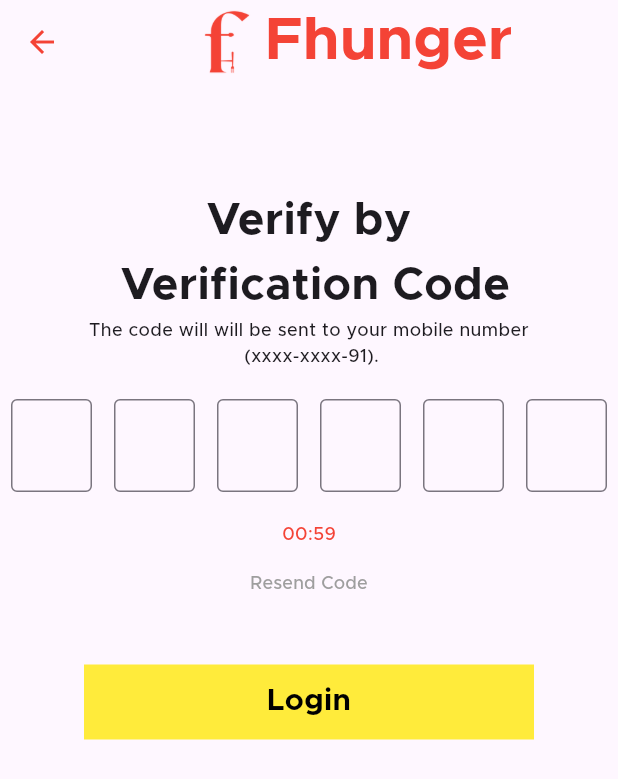
After one commit to Tanmaykushwaha01/food-delivery-app-using-flutter, a Flutter app: the OTPview screen opened directly, on a phone screen of 412 x 824 dp. The commit adds this screen. Shown: the top 779 px of the screen. Run offline on Flutter 3.47's test engine with Material 3 defaults, Android fonts, the phone set to English and light mode, and no system bars.

Commit message:
Created OTP verification page

```diff
--- a/lib/view/login/forget-password-view.dart
+++ b/lib/view/login/forget-password-view.dart
@@ -1,16 +1,16 @@
-import 'package:fhunger/view/login/login-view.dart';
+import 'package:fhunger/view/login/otp-view.dart';
 import 'package:flutter/material.dart';
 
 import '../../common-widgets/rectangle-button.dart';
 
-class ResetPassword extends StatefulWidget {
-  const ResetPassword({super.key});
+class ForgetPassword extends StatefulWidget {
+  const ForgetPassword({super.key});
 
   @override
-  State<ResetPassword> createState() => _ResetPasswordState();
+  State<ForgetPassword> createState() => _ForgetPasswordState();
 }
 
-class _ResetPasswordState extends State<ResetPassword> {
+class _ForgetPasswordState extends State<ForgetPassword> {
   int _groupValue = 0;
   bool _verificationBtn = false;
   final _textEmail = TextEditingController();
@@ -145,7 +145,7 @@ class _ResetPasswordState extends State<ResetPassword> {
     Navigator.push(
         context,
         MaterialPageRoute(
-          builder: (context) => const LoginView(),
+          builder: (context) => const OTPview(),
         ));
   }
 }
--- a/lib/view/login/login-view.dart
+++ b/lib/view/login/login-view.dart
@@ -82,7 +82,7 @@ class _LoginViewState extends State<LoginView> {
                       Navigator.push(
                           context,
                           MaterialPageRoute(
-                              builder: (context) => const ResetPassword()));
+                              builder: (context) => const ForgetPassword()));
                     },
                     child: const Text(
                       'Forgot Password?',
--- /dev/null
+++ b/lib/view/login/otp-view.dart
@@ -0,0 +1,150 @@
+import 'package:fhunger/view/login/forget-password-view.dart';
+import 'package:flutter/material.dart';
+import 'package:flutter/services.dart';
+
+import '../../common-widgets/rectangle-button.dart';
+
+class OTPview extends StatefulWidget {
+  const OTPview({super.key});
+  @override
+  State<OTPview> createState() => _OTPviewState();
+}
+
+class _OTPviewState extends State<OTPview> {
+  final bool _signUp = false;
+  @override
+  Widget build(BuildContext context) {
+    return Scaffold(
+      appBar: AppBar(
+        elevation: 0,
+        title: Row(
+          mainAxisAlignment: MainAxisAlignment.center,
+          children: [
+            // const SizedBox(
+            //   height: 64,
+            // ),
+            Image.asset(
+              'assets/images/logo.png',
+              color: Colors.red,
+              height: 50,
+            ),
+            const Text(
+              'Fhunger',
+              style: TextStyle(
+                fontSize: 40,
+                fontWeight: FontWeight.w700,
+                color: Colors.red,
+              ),
+            )
+          ],
+        ),
+        foregroundColor: Colors.red,
+        backgroundColor: Colors.transparent,
+      ),
+      body: Column(
+        children: [
+          const SizedBox(
+            height: 70,
+          ),
+          const Text(
+            textAlign: TextAlign.center,
+            'Verify by \n Verification Code',
+            style: TextStyle(fontSize: 30, fontWeight: FontWeight.w600),
+          ),
+          const Text(
+            textAlign: TextAlign.center,
+            "The code will will be sent to your mobile number \n (xxxx-xxxx-91).",
+            style: TextStyle(
+              fontSize: 12,
+              fontWeight: FontWeight.w500,
+            ),
+          ),
+          const SizedBox(
+            height: 20,
+          ),
+          Form(
+            child: Row(
+              mainAxisAlignment: MainAxisAlignment.spaceAround,
+              children: [
+                _otpInput(),
+                _otpInput(),
+                _otpInput(),
+                _otpInput(),
+                _otpInput(),
+                _otpInput(),
+              ],
+            ),
+          ),
+          const SizedBox(
+            height: 20,
+          ),
+          const Text(
+            '00:59',
+            style: TextStyle(
+              fontSize: 12,
+              color: Colors.red,
+              fontWeight: FontWeight.w500,
+            ),
+          ),
+          TextButton(
+              onPressed: () {},
+              child: const Text(
+                "Resend Code",
+                style: TextStyle(
+                  fontSize: 12,
+                  color: Colors.grey,
+                  fontWeight: FontWeight.w500,
+                ),
+              )),
+          const SizedBox(
+            height: 30,
+          ),
+          RectangleButton(
+            onPressed: () {
+              _signUp == true ? _homePage() : null;
+            },
+            title: "Login",
+            buttonColor: Colors.yellow,
+            fontColor: Colors.black,
+          ),
+          const SizedBox(
+            height: 10,
+          ),
+        ],
+      ),
+    );
+  }
+
+  _homePage() {
+    Navigator.push(context,
+        MaterialPageRoute(builder: (context) => const ForgetPassword()));
+  }
+
+  _otpInput() {
+    return SizedBox(
+      width: 54,
+      height: 62,
+      child: TextFormField(
+        onChanged: (value) {
+          if (value.length == 1) {
+            FocusScope.of(context).nextFocus();
+          }
+        },
+        decoration: const InputDecoration(
+            border: OutlineInputBorder(
+              borderSide: BorderSide(color: Colors.grey),
+            ),
+            focusedBorder: OutlineInputBorder(
+              borderSide: BorderSide(color: Colors.red),
+            )),
+        style: Theme.of(context).textTheme.headlineLarge,
+        keyboardType: TextInputType.number,
+        textAlign: TextAlign.center,
+        inputFormatters: [
+          LengthLimitingTextInputFormatter(1),
+          FilteringTextInputFormatter.digitsOnly,
+        ],
+      ),
+    );
+  }
+}
--- a/lib/view/login/signupview.dart
+++ b/lib/view/login/signupview.dart
@@ -171,7 +171,7 @@ class _SignUpViewState extends State<SignUpView> {
                   ),
                   RectangleButton(
                     onPressed: () {
-                      Navigator.push(context, MaterialPageRoute(builder: (context) => ResetPassword(),));
+                      Navigator.push(context, MaterialPageRoute(builder: (context) => const ForgetPassword(),));
                     },
                     title: "SEND VERIFICATION CODE",
                     buttonColor: Colors.yellow,
```
